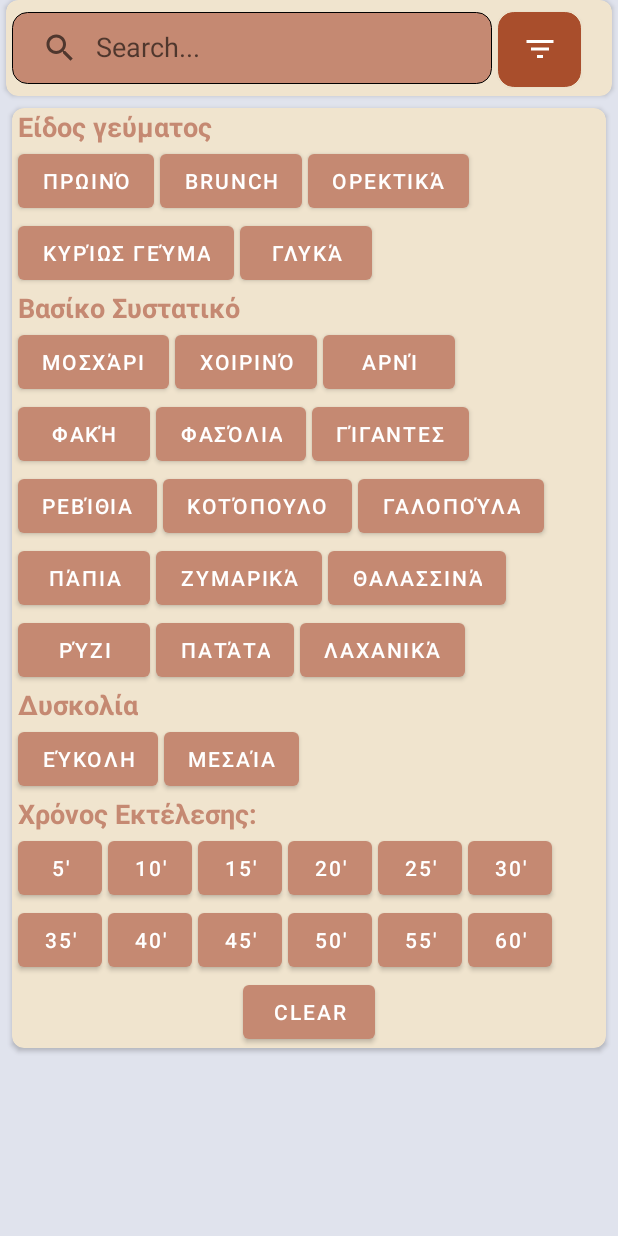
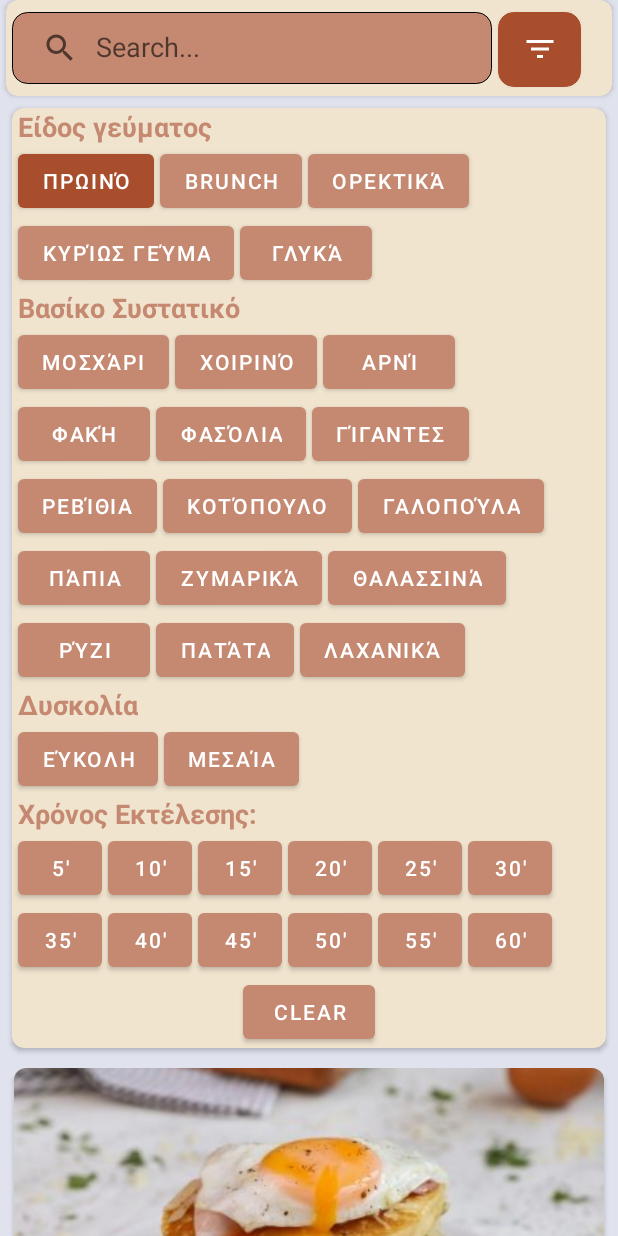
Before and after one commit to romGki/Cook_em_all, an Android app: the RecipesList screen opened directly, with no data from a screen before it, after a tap on "ΠΡΩΙΝΌ", on a phone screen of 412 x 824 dp. Run offline under Robolectric (Android 15) with nearby library versions, the phone set to English and light mode, and no system bars; 1 other tap on this screen came first.

Commit message:
done with filtering.

```diff
--- a/app/src/main/java/com/example/menu/RecipesList.java
+++ b/app/src/main/java/com/example/menu/RecipesList.java
@@ -38,6 +38,26 @@ public class RecipesList extends AppCompatActivity implements RecipeInterface
     Button buttonTime10;
     Button buttonTime11;
     Button buttonTime12;
+    Button buttonType1;
+    Button buttonType2;
+    Button buttonType3;
+    Button buttonType4;
+    Button buttonType5;
+    Button buttonIng1;
+    Button buttonIng2;
+    Button buttonIng3;
+    Button buttonIng4;
+    Button buttonIng5;
+    Button buttonIng6;
+    Button buttonIng7;
+    Button buttonIng8;
+    Button buttonIng9;
+    Button buttonIng10;
+    Button buttonIng11;
+    Button buttonIng12;
+    Button buttonIng13;
+    Button buttonIng14;
+    Button buttonIng15;
     Button clearButton;
     LinearLayout frameLayout;
     ArrayList<RecipeModel> recipes;
@@ -73,6 +93,26 @@ public class RecipesList extends AppCompatActivity implements RecipeInterface
         buttonTime10=findViewById(R.id.buttonTime10);
         buttonTime11=findViewById(R.id.buttonTime11);
         buttonTime12=findViewById(R.id.buttonTime12);
+        buttonType1=findViewById(R.id.buttonType1);
+        buttonType2=findViewById(R.id.buttonType2);
+        buttonType3=findViewById(R.id.buttonType3);
+        buttonType4=findViewById(R.id.buttonType4);
+        buttonType5=findViewById(R.id.buttonType5);
+        buttonIng1=findViewById(R.id.buttonIng1);
+        buttonIng2=findViewById(R.id.buttonIng2);
+        buttonIng3=findViewById(R.id.buttonIng3);
+        buttonIng4=findViewById(R.id.buttonIng4);
+        buttonIng5=findViewById(R.id.buttonIng5);
+        buttonIng6=findViewById(R.id.buttonIng6);
+        buttonIng7=findViewById(R.id.buttonIng7);
+        buttonIng8=findViewById(R.id.buttonIng8);
+        buttonIng9=findViewById(R.id.buttonIng9);
+        buttonIng10=findViewById(R.id.buttonIng10);
+        buttonIng11=findViewById(R.id.buttonIng11);
+        buttonIng12=findViewById(R.id.buttonIng12);
+        buttonIng13=findViewById(R.id.buttonIng13);
+        buttonIng14=findViewById(R.id.buttonIng14);
+        buttonIng15=findViewById(R.id.buttonIng15);
         clearButton=findViewById(R.id.clearButton);
         frameLayout=findViewById(R.id.frameLayout);
         frameLayout.setVisibility(View.GONE);
@@ -185,10 +225,133 @@ public class RecipesList extends AppCompatActivity implements RecipeInterface
         {
             buttonDiff1.setBackgroundTintList(this.getColorStateList(R.color.button_color_change));
         }
-
         if(b.getId()==R.id.buttonDiff2)
         {
             buttonDiff2.setBackgroundTintList(this.getColorStateList(R.color.button_color_change));
+        }
+
+        setList(filteredList);
+    }
+
+    public void filterTypeButton(View view)
+    {
+        Button b = (Button)view;
+        String newText = b.getText().toString();
+
+        ArrayList<RecipeModel> filteredList = new ArrayList<>();
+        for(RecipeModel recipe : getList())
+        {
+            if(recipe.getType().toLowerCase().contains(newText.toLowerCase()))
+            {
+                filteredList.add(recipe);
+            }
+        }
+
+        RecycleViewAdapter recycleViewAdapter = new RecycleViewAdapter(RecipesList.this, filteredList, this);
+        recyclerView.setAdapter(recycleViewAdapter);
+        recyclerView.setLayoutManager(new LinearLayoutManager(RecipesList.this));
+
+        if(b.getId()==R.id.buttonType1)
+        {
+            buttonType1.setBackgroundTintList(this.getColorStateList(R.color.button_color_change));
+        }
+        if(b.getId()==R.id.buttonType2)
+        {
+            buttonType2.setBackgroundTintList(this.getColorStateList(R.color.button_color_change));
+        }
+        if(b.getId()==R.id.buttonType3)
+        {
+            buttonType3.setBackgroundTintList(this.getColorStateList(R.color.button_color_change));
+        }
+        if(b.getId()==R.id.buttonType4)
+        {
+            buttonType4.setBackgroundTintList(this.getColorStateList(R.color.button_color_change));
+        }
+        if(b.getId()==R.id.buttonType5)
+        {
+            buttonType5.setBackgroundTintList(this.getColorStateList(R.color.button_color_change));
+        }
+
+        setList(filteredList);
+    }
+
+    public void filterIngButton(View view)
+    {
+        Button b = (Button)view;
+        String newText = b.getText().toString();
+
+        ArrayList<RecipeModel> filteredList = new ArrayList<>();
+        for(RecipeModel recipe : getList())
+        {
+            if(recipe.getMainIngredient().toLowerCase().contains(newText.toLowerCase()))
+            {
+                filteredList.add(recipe);
+            }
+        }
+
+        RecycleViewAdapter recycleViewAdapter = new RecycleViewAdapter(RecipesList.this, filteredList, this);
+        recyclerView.setAdapter(recycleViewAdapter);
+        recyclerView.setLayoutManager(new LinearLayoutManager(RecipesList.this));
+
+        if(b.getId()==R.id.buttonIng1)
+        {
+            buttonIng1.setBackgroundTintList(this.getColorStateList(R.color.button_color_change));
+        }
+        if(b.getId()==R.id.buttonIng2)
+        {
+            buttonIng2.setBackgroundTintList(this.getColorStateList(R.color.button_color_change));
+        }
+        if(b.getId()==R.id.buttonIng3)
+        {
+            buttonIng3.setBackgroundTintList(this.getColorStateList(R.color.button_color_change));
+        }
+        if(b.getId()==R.id.buttonIng4)
+        {
+            buttonIng4.setBackgroundTintList(this.getColorStateList(R.color.button_color_change));
+        }
+        if(b.getId()==R.id.buttonIng5)
+        {
+            buttonIng5.setBackgroundTintList(this.getColorStateList(R.color.button_color_change));
+        }
+        if(b.getId()==R.id.buttonIng6)
+        {
+            buttonIng6.setBackgroundTintList(this.getColorStateList(R.color.button_color_change));
+        }
+        if(b.getId()==R.id.buttonIng7)
+        {
+            buttonIng7.setBackgroundTintList(this.getColorStateList(R.color.button_color_change));
+        }
+        if(b.getId()==R.id.buttonIng8)
+        {
+            buttonIng8.setBackgroundTintList(this.getColorStateList(R.color.button_color_change));
+        }
+        if(b.getId()==R.id.buttonIng9)
+        {
+            buttonIng9.setBackgroundTintList(this.getColorStateList(R.color.button_color_change));
+        }
+        if(b.getId()==R.id.buttonIng10)
+        {
+            buttonIng10.setBackgroundTintList(this.getColorStateList(R.color.button_color_change));
+        }
+        if(b.getId()==R.id.buttonIng11)
+        {
+            buttonIng11.setBackgroundTintList(this.getColorStateList(R.color.button_color_change));
+        }
+        if(b.getId()==R.id.buttonIng12)
+        {
+            buttonIng12.setBackgroundTintList(this.getColorStateList(R.color.button_color_change));
+        }
+        if(b.getId()==R.id.buttonIng13)
+        {
+            buttonIng13.setBackgroundTintList(this.getColorStateList(R.color.button_color_change));
+        }
+        if(b.getId()==R.id.buttonIng14)
+        {
+            buttonIng14.setBackgroundTintList(this.getColorStateList(R.color.button_color_change));
+        }
+        if(b.getId()==R.id.buttonIng15)
+        {
+            buttonIng15.setBackgroundTintList(this.getColorStateList(R.color.button_color_change));
         }
 
         setList(filteredList);
@@ -287,6 +450,26 @@ public class RecipesList extends AppCompatActivity implements RecipeInterface
         buttonTime10.setBackgroundTintList(this.getColorStateList(R.color.button_color_normal));
         buttonTime11.setBackgroundTintList(this.getColorStateList(R.color.button_color_normal));
         buttonTime12.setBackgroundTintList(this.getColorStateList(R.color.button_color_normal));
+        buttonType1.setBackgroundTintList(this.getColorStateList(R.color.button_color_normal));
+        buttonType2.setBackgroundTintList(this.getColorStateList(R.color.button_color_normal));
+        buttonType3.setBackgroundTintList(this.getColorStateList(R.color.button_color_normal));
+        buttonType4.setBackgroundTintList(this.getColorStateList(R.color.button_color_normal));
+        buttonType5.setBackgroundTintList(this.getColorStateList(R.color.button_color_normal));
+        buttonIng1.setBackgroundTintList(this.getColorStateList(R.color.button_color_normal));
+        buttonIng2.setBackgroundTintList(this.getColorStateList(R.color.button_color_normal));
+        buttonIng3.setBackgroundTintList(this.getColorStateList(R.color.button_color_normal));
+        buttonIng4.setBackgroundTintList(this.getColorStateList(R.color.button_color_normal));
+        buttonIng5.setBackgroundTintList(this.getColorStateList(R.color.button_color_normal));
+        buttonIng6.setBackgroundTintList(this.getColorStateList(R.color.button_color_normal));
+        buttonIng7.setBackgroundTintList(this.getColorStateList(R.color.button_color_normal));
+        buttonIng8.setBackgroundTintList(this.getColorStateList(R.color.button_color_normal));
+        buttonIng9.setBackgroundTintList(this.getColorStateList(R.color.button_color_normal));
+        buttonIng10.setBackgroundTintList(this.getColorStateList(R.color.button_color_normal));
+        buttonIng11.setBackgroundTintList(this.getColorStateList(R.color.button_color_normal));
+        buttonIng12.setBackgroundTintList(this.getColorStateList(R.color.button_color_normal));
+        buttonIng13.setBackgroundTintList(this.getColorStateList(R.color.button_color_normal));
+        buttonIng14.setBackgroundTintList(this.getColorStateList(R.color.button_color_normal));
+        buttonIng15.setBackgroundTintList(this.getColorStateList(R.color.button_color_normal));
 
 
         setList(recipes);
--- a/app/src/main/java/com/example/menu/database/DataBaseHandler.java
+++ b/app/src/main/java/com/example/menu/database/DataBaseHandler.java
@@ -162,8 +162,10 @@ public class DataBaseHandler extends SQLiteOpenHelper
                 String result_5= cursor.getString(5);
                 String result_6 = cursor.getString(6);
                 String result_7 = cursor.getString(7);
+                String result_8 = cursor.getString(8);
+                String result_9 = cursor.getString(9);
 
-                RecipeModel recipe = new RecipeModel(result_0, result_1, result_2, result_3, result_4, result_5, images[i], result_6, result_7);
+                RecipeModel recipe = new RecipeModel(result_0, result_1, result_2, result_3, result_4, result_5, images[i], result_6, result_7, result_8, result_9);
                 result.add(recipe);
 
                 if(images.length - 1 == i)
--- a/app/src/main/java/com/example/menu/models/RecipeModel.java
+++ b/app/src/main/java/com/example/menu/models/RecipeModel.java
@@ -12,9 +12,11 @@ public class RecipeModel
     private String time;
     private String difficulty;
     private String servings;
+    private String type;
+    private String mainIngredient;
     private int image;
 
-    public RecipeModel(int id, String name, String intro, String ingredients, String instructions, String time, int image, String difficulty, String servings) {
+    public RecipeModel(int id, String name, String intro, String ingredients, String instructions, String time, int image, String difficulty, String servings, String type, String mainIngredient) {
         this.id = id;
         this.name = name;
         this.intro = intro;
@@ -24,6 +26,8 @@ public class RecipeModel
         this.time = time;
         this.difficulty = difficulty;
         this.servings = servings;
+        this.type=type;
+        this.mainIngredient=mainIngredient;
     }
 
     public int getId() {
@@ -105,4 +109,26 @@ public class RecipeModel
     public void setServings(String servings) {
         this.servings = servings;
     }
+
+    public String getType()
+    {
+        return type;
+    }
+
+    public void setType(String type)
+    {
+        this.type=type;
+    }
+
+    public String getMainIngredient()
+    {
+        return mainIngredient;
+    }
+
+    public void setMainIngredient(String mainIngredient)
+    {
+        this.mainIngredient=mainIngredient;
+    }
+
+
 }
--- a/app/src/main/res/layout/activity_recipeslist.xml
+++ b/app/src/main/res/layout/activity_recipeslist.xml
@@ -157,7 +157,7 @@
                                     android:layout_width="wrap_content"
                                     android:layout_height="wrap_content"
                                     android:layout_marginStart="4dp"
-                                    android:onClick="filterDiffButton"
+                                    android:onClick="filterTypeButton"
                                     android:text="Πρωινό"
                                     android:textColor="@color/white"
                                     app:backgroundTint="#c58972">
@@ -169,7 +169,7 @@
                                     android:layout_width="wrap_content"
                                     android:layout_height="wrap_content"
                                     android:layout_marginStart="4dp"
-                                    android:onClick="filterDiffButton"
+                                    android:onClick="filterTypeButton"
                                     android:text="Brunch"
                                     android:textColor="@color/white"
                                     app:backgroundTint="#c58972"
@@ -182,7 +182,7 @@
                                     android:layout_width="wrap_content"
                                     android:layout_height="wrap_content"
                                     android:layout_marginStart="4dp"
-                                    android:onClick="filterDiffButton"
+                                    android:onClick="filterTypeButton"
                                     android:text="Ορεκτικά"
                                     android:textColor="@color/white"
                                     app:backgroundTint="#c58972"
@@ -204,7 +204,7 @@
                                     android:layout_width="wrap_content"
                                     android:layout_height="wrap_content"
                                     android:layout_marginStart="4dp"
-                                    android:onClick="filterDiffButton"
+                                    android:onClick="filterTypeButton"
                                     android:text="Κυρίως γεύμα"
                                     android:textColor="@color/white"
                                     app:backgroundTint="#c58972"
@@ -217,7 +217,7 @@
                                     android:layout_width="wrap_content"
                                     android:layout_height="wrap_content"
                                     android:layout_marginStart="4dp"
-                                    android:onClick="filterDiffButton"
+                                    android:onClick="filterTypeButton"
                                     android:text="Γλυκά"
                                     android:textColor="@color/white"
                                     app:backgroundTint="#c58972"
@@ -266,7 +266,7 @@
                                     android:layout_width="wrap_content"
                                     android:layout_height="wrap_content"
                                     android:layout_marginStart="4dp"
-                                    android:onClick="filterDiffButton"
+                                    android:onClick="filterIngButton"
                                     android:text="Μοσχάρι"
                                     android:textColor="@color/white"
                                     app:backgroundTint="#c58972">
@@ -278,7 +278,7 @@
                                     android:layout_width="wrap_content"
                                     android:layout_height="wrap_content"
                                     android:layout_marginStart="4dp"
-                                    android:onClick="filterDiffButton"
+                                    android:onClick="filterIngButton"
                                     android:text="Χοιρινό"
                                     android:textColor="@color/white"
                                     app:backgroundTint="#c58972"
@@ -291,7 +291,7 @@
                                     android:layout_width="wrap_content"
                                     android:layout_height="wrap_content"
                                     android:layout_marginStart="4dp"
-                                    android:onClick="filterDiffButton"
+                                    android:onClick="filterIngButton"
                                     android:text="Αρνί"
                                     android:textColor="@color/white"
                                     app:backgroundTint="#c58972"
@@ -316,7 +316,7 @@
                                     android:layout_width="wrap_content"
                                     android:layout_height="wrap_content"
                                     android:layout_marginStart="4dp"
-                                    android:onClick="filterDiffButton"
+                                    android:onClick="filterIngButton"
                                     android:text="Φακή"
                                     android:textColor="@color/white"
                                     app:backgroundTint="#c58972">
@@ -328,7 +328,7 @@
                                     android:layout_width="wrap_content"
                                     android:layout_height="wrap_content"
                                     android:layout_marginStart="4dp"
-                                    android:onClick="filterDiffButton"
+                                    android:onClick="filterIngButton"
                                     android:text="Φασόλια"
                                     android:textColor="@color/white"
                                     app:backgroundTint="#c58972"
@@ -341,7 +341,7 @@
                                     android:layout_width="wrap_content"
                                     android:layout_height="wrap_content"
                                     android:layout_marginStart="4dp"
-                                    android:onClick="filterDiffButton"
+                                    android:onClick="filterIngButton"
                                     android:text="Γίγαντες"
                                     android:textColor="@color/white"
                                     app:backgroundTint="#c58972"
@@ -366,7 +366,7 @@
                                     android:layout_width="wrap_content"
                                     android:layout_height="wrap_content"
                                     android:layout_marginStart="4dp"
-                                    android:onClick="filterDiffButton"
+                                    android:onClick="filterIngButton"
                                     android:text="Ρεβίθια"
                                     android:textColor="@color/white"
                                     app:backgroundTint="#c58972">
@@ -378,7 +378,7 @@
                                     android:layout_width="wrap_content"
                                     android:layout_height="wrap_content"
                                     android:layout_marginStart="4dp"
-                                    android:onClick="filterDiffButton"
+                                    android:onClick="filterIngButton"
                                     android:text="Κοτόπουλο"
                                     android:textColor="@color/white"
                                     app:backgroundTint="#c58972"
@@ -391,7 +391,7 @@
                                     android:layout_width="wrap_content"
                                     android:layout_height="wrap_content"
                                     android:layout_marginStart="4dp"
-                                    android:onClick="filterDiffButton"
+                                    android:onClick="filterIngButton"
                                     android:text="Γαλοπούλα"
                                     android:textColor="@color/white"
                                     app:backgroundTint="#c58972"
@@ -416,7 +416,7 @@
                                     android:layout_width="wrap_content"
                                     android:layout_height="wrap_content"
                                     android:layout_marginStart="4dp"
-                                    android:onClick="filterDiffButton"
+                                    android:onClick="filterIngButton"
                                     android:text="Πάπια"
                                     android:textColor="@color/white"
                                     app:backgroundTint="#c58972">
@@ -428,7 +428,7 @@
                                     android:layout_width="wrap_content"
                                     android:layout_height="wrap_content"
                                     android:layout_marginStart="4dp"
-                                    android:onClick="filterDiffButton"
+                                    android:onClick="filterIngButton"
                                     android:text="Ζυμαρικά"
                                     android:textColor="@color/white"
                                     app:backgroundTint="#c58972"
@@ -441,7 +441,7 @@
                                     android:layout_width="wrap_content"
                                     android:layout_height="wrap_content"
                                     android:layout_marginStart="4dp"
-                                    android:onClick="filterDiffButton"
+                                    android:onClick="filterIngButton"
                                     android:text="Θαλασσινά"
                                     android:textColor="@color/white"
                                     app:backgroundTint="#c58972"
@@ -463,14 +463,27 @@
 
 
                                 <Button
+                                    android:id="@+id/buttonIng13"
+                                    android:layout_width="wrap_content"
+                                    android:layout_height="wrap_content"
+                                    android:layout_marginStart="4dp"
+                                    android:onClick="filterIngButton"
+                                    android:text="Ρύζι"
+                                    android:textColor="@color/white"
+                                    app:backgroundTint="#c58972">
+
+                                </Button>
+
+                                <Button
                                     android:id="@+id/buttonIng14"
                                     android:layout_width="wrap_content"
                                     android:layout_height="wrap_content"
                                     android:layout_marginStart="4dp"
-                                    android:onClick="filterDiffButton"
-                                    android:text="Ρύζι"
+                                    android:onClick="filterIngButton"
+                                    android:text="Πατάτα"
                                     android:textColor="@color/white"
-                                    app:backgroundTint="#c58972">
+                                    app:backgroundTint="#c58972"
+                                    app:layout_constraintStart_toEndOf="@id/buttonIng8">
 
                                 </Button>
 
@@ -479,20 +492,7 @@
                                     android:layout_width="wrap_content"
                                     android:layout_height="wrap_content"
                                     android:layout_marginStart="4dp"
-                                    android:onClick="filterDiffButton"
-                                    android:text="Πατάτα"
-                                    android:textColor="@color/white"
-                                    app:backgroundTint="#c58972"
-                                    app:layout_constraintStart_toEndOf="@id/buttonIng8">
-
-                                </Button>
-
-                                <Button
-                                    android:id="@+id/buttonIng16"
-                                    android:layout_width="wrap_content"
-                                    android:layout_height="wrap_content"
-                                    android:layout_marginStart="4dp"
-                                    android:onClick="filterDiffButton"
+                                    android:onClick="filterIngButton"
                                     android:text="Λαχανικά"
                                     android:textColor="@color/white"
                                     app:backgroundTint="#c58972"
```
Also changed, not shown: app/src/main/assets/ex_recipes.db.
